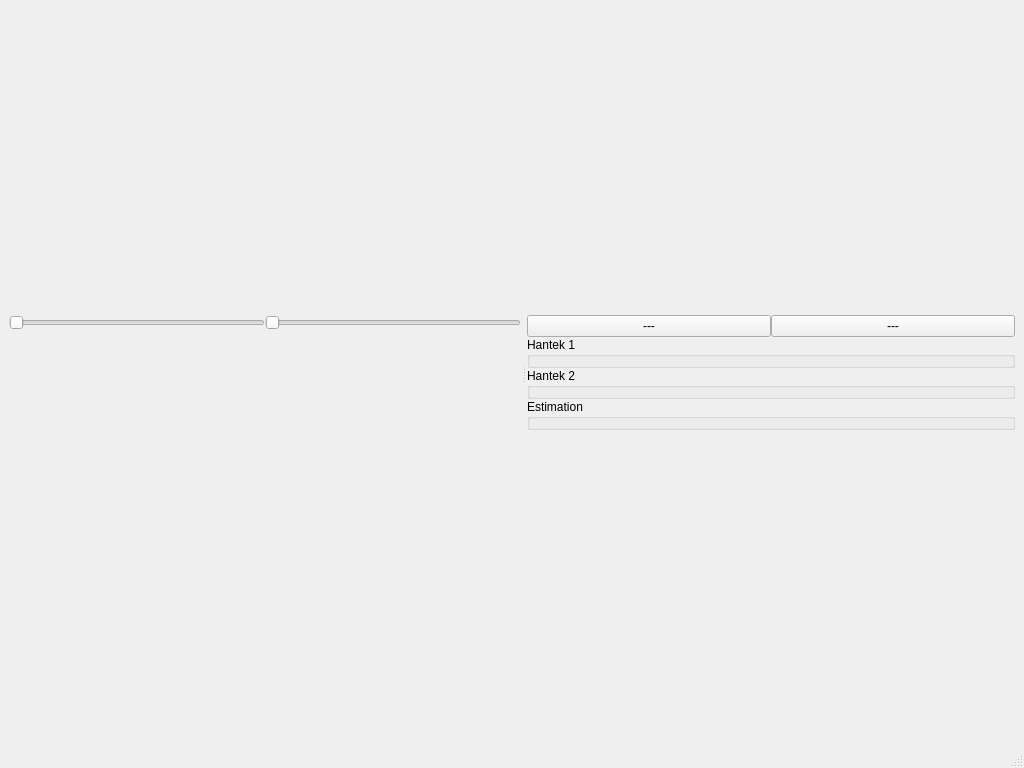
Above: mainwindow.ui from anatoltrush/OscillO before the change. Below: the same form after it.
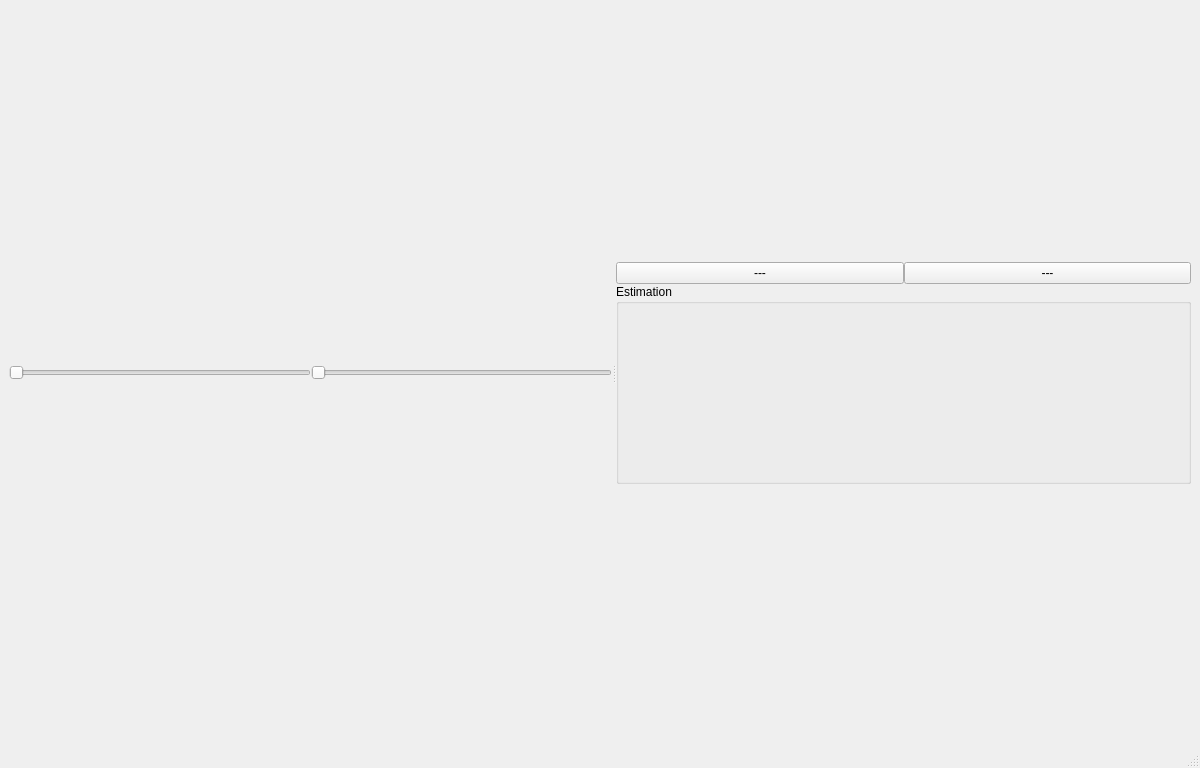
That is the form after the change.

```diff
--- a/mainwindow.ui
+++ b/mainwindow.ui
@@ -6,7 +6,7 @@
    <rect>
     <x>0</x>
     <y>0</y>
-    <width>1024</width>
+    <width>1200</width>
     <height>768</height>
    </rect>
   </property>
@@ -17,28 +17,11 @@
    <layout class="QGridLayout" name="gridLayout_5">
     <item row="0" column="0">
      <widget class="QSplitter" name="splitter">
-      <property name="sizePolicy">
-       <sizepolicy hsizetype="Preferred" vsizetype="Preferred">
-        <horstretch>0</horstretch>
-        <verstretch>0</verstretch>
-       </sizepolicy>
-      </property>
       <property name="orientation">
        <enum>Qt::Horizontal</enum>
       </property>
-      <property name="handleWidth">
-       <number>6</number>
-      </property>
-      <widget class="QWidget" name="layoutWidget0">
-       <layout class="QHBoxLayout" name="horizontalLayout_2">
-        <property name="spacing">
-         <number>0</number>
-        </property>
-        <property name="sizeConstraint">
-         <enum>QLayout::SetMaximumSize</enum>
-        </property>
-        <item>
-         <layout class="QGridLayout" name="gLHantek0">
+      <widget class="QWidget" name="layoutWidget">
+       <layout class="QGridLayout" name="gLHantek">
           <property name="spacing">
            <number>0</number>
           </property>
@@ -55,24 +38,12 @@
             </property>
            </widget>
           </item>
-         </layout>
-        </item>
-        <item>
-         <layout class="QGridLayout" name="gLHantek1">
-          <property name="spacing">
-           <number>0</number>
-          </property>
-          <item row="0" column="0">
-           <widget class="QSlider" name="hSHantek1">
-            <property name="pageStep">
-             <number>1</number>
-            </property>
+        <item row="0" column="1">
+         <widget class="QSlider" name="horizontalSlider">
             <property name="orientation">
              <enum>Qt::Horizontal</enum>
             </property>
            </widget>
-          </item>
-         </layout>
         </item>
        </layout>
       </widget>
@@ -86,6 +57,9 @@
         </property>
         <item>
          <layout class="QHBoxLayout" name="horizontalLayout">
+          <property name="spacing">
+           <number>0</number>
+          </property>
           <item>
            <widget class="QPushButton" name="pB0">
             <property name="text">
@@ -102,22 +76,20 @@
           </item>
          </layout>
         </item>
-        <item>
-         <widget class="QGroupBox" name="gBHantek0Config">
-          <property name="title">
-           <string>Hantek 1</string>
-          </property>
-         </widget>
-        </item>
-        <item>
-         <widget class="QGroupBox" name="gBHantek1Config">
-          <property name="title">
-           <string>Hantek 2</string>
-          </property>
-         </widget>
-        </item>
         <item>
          <widget class="QGroupBox" name="gBEstimate">
+          <property name="minimumSize">
+           <size>
+            <width>0</width>
+            <height>100</height>
+           </size>
+          </property>
+          <property name="maximumSize">
+           <size>
+            <width>16777215</width>
+            <height>200</height>
+           </size>
+          </property>
           <property name="title">
            <string>Estimation</string>
           </property>
```
Left out of the diff: 4 changed lines with no effect on the pictures. Lines whose indentation alone changed are shown as unchanged.
